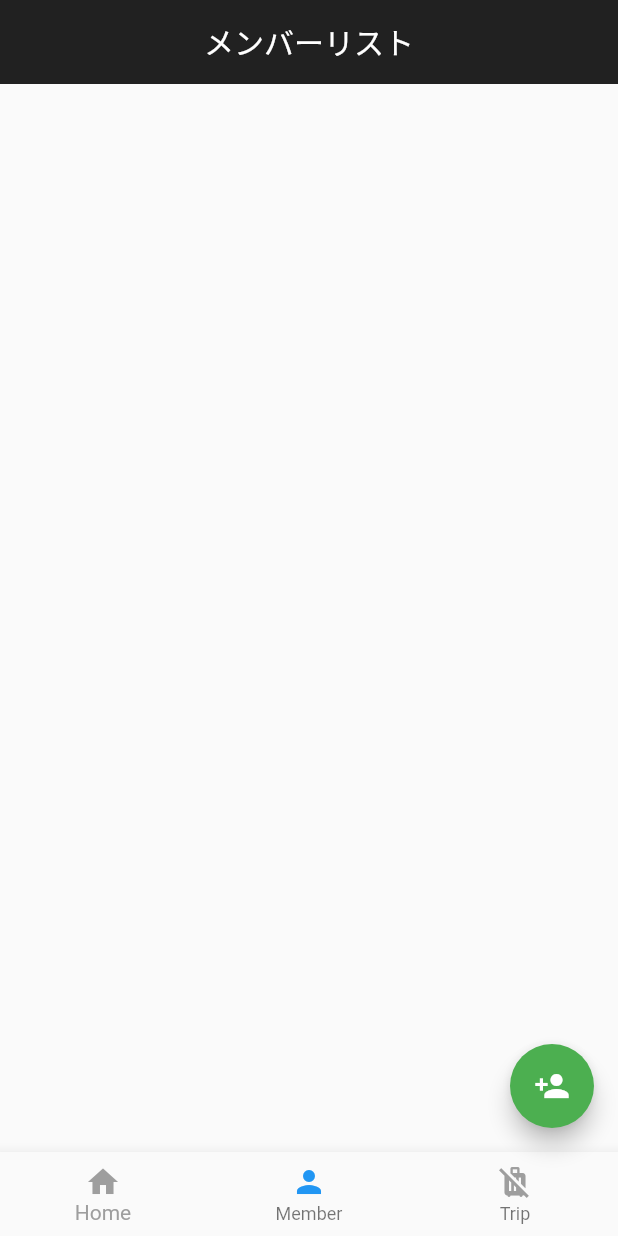
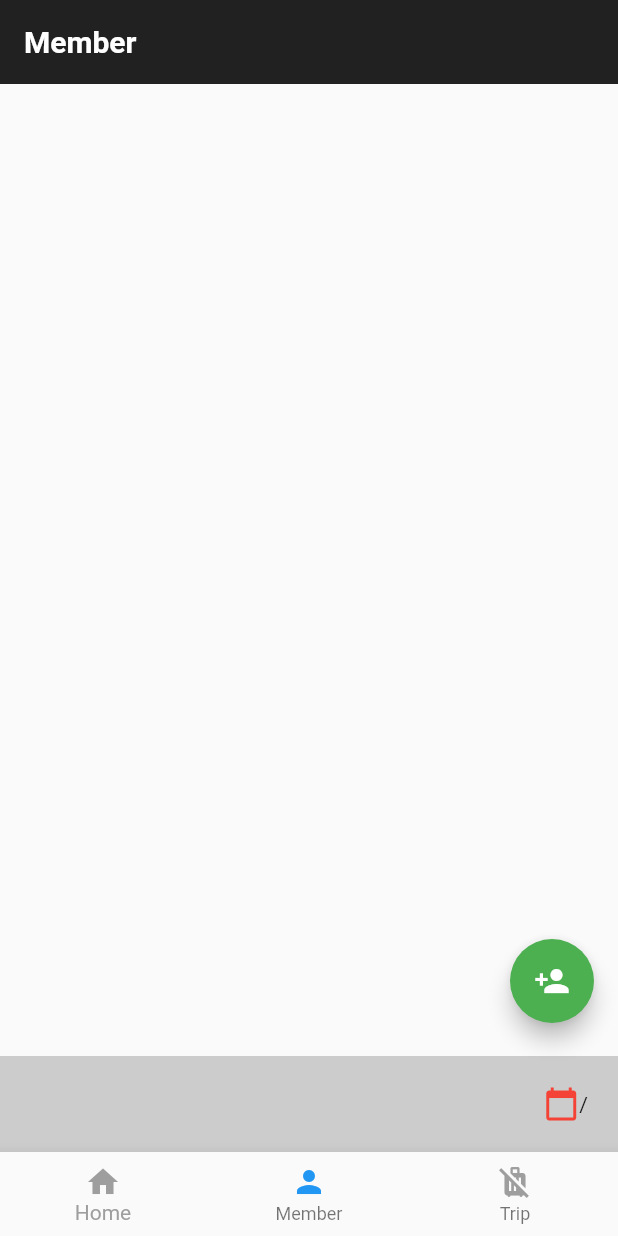
Before and after one commit to y0303noki/minwari, a Flutter app: the screen it shows after launch, item 2 of the bottom bar chosen, on a phone screen of 412 x 824 dp. Run offline on Flutter 3.47's test engine with Material 2 defaults, Android fonts, the phone set to English and light mode, and no system bars; our stand-ins replace shared_preferences.

Commit message:
洗濯中のtripは下にいどう

```diff
--- a/lib/footer/footer.dart
+++ b/lib/footer/footer.dart
@@ -16,14 +16,16 @@ class Footer extends StatelessWidget {
       footerType = 'Home';
     }
     return BottomNavigationBar(
+//      backgroundColor: Colors.green.withOpacity(0.3),
       fixedColor: Colors.grey,
       items: [
         BottomNavigationBarItem(
-            icon: Icon(
-              Icons.home,
-              color: footerType == 'Home' ? Colors.blue : Colors.grey,
-            ),
-            label: 'Home'),
+          icon: Icon(
+            Icons.home,
+            color: footerType == 'Home' ? Colors.blue : Colors.grey,
+          ),
+          label: 'Home',
+        ),
         BottomNavigationBarItem(
           icon: Icon(
             Icons.person,
@@ -41,6 +43,7 @@ class Footer extends StatelessWidget {
       ],
       currentIndex: _selectedIndex,
       onTap: (int index) {
+        _selectedIndex = index;
         if (index == 0) {
           this.footerNavigationService.setFooterType('Home');
           Navigator.pushReplacement(
--- a/lib/footer/footer_navigation_model.dart
+++ b/lib/footer/footer_navigation_model.dart
@@ -5,6 +5,7 @@ class FooterNavigationService {
       FooterNavigationService._internal();
 
   String _footerType;
+  int _currentIndex = 0;
 
   FooterNavigationService._internal();
 
@@ -21,5 +22,6 @@ class FooterNavigationService {
 
   void setFooterType(String footerType) {
     this._footerType = footerType;
+    this._currentIndex = 1;
   }
 }
--- /dev/null
+++ b/lib/footer/trip_footer.dart
@@ -0,0 +1,58 @@
+import 'package:flutter/material.dart';
+import 'package:trip_money_local/domain/db_table/trip.dart';
+
+class TripFooter extends StatelessWidget {
+  TripFooter(this.selectedTrip);
+  Trip selectedTrip;
+  @override
+  Widget build(BuildContext context) {
+    String eventAtMonth = '';
+    String eventAtDate = '';
+    if (selectedTrip != null) {
+      List<String> eventAtList = selectedTrip.eventAt.split('-');
+      eventAtMonth = eventAtList[1];
+      eventAtDate = eventAtList[2];
+    }
+    return Container(
+      decoration: BoxDecoration(
+        color: Colors.grey.withOpacity(0.5),
+      ),
+      padding: const EdgeInsets.all(20),
+      child: Row(
+        children: [
+          Expanded(
+            /*1*/
+            child: Column(
+              crossAxisAlignment: CrossAxisAlignment.start,
+              children: [
+                /*2*/
+                Container(
+//                  padding: const EdgeInsets.only(bottom: 8),
+                  child: Text(
+                    selectedTrip != null ? selectedTrip.name : '',
+                    style: TextStyle(
+                      fontWeight: FontWeight.bold,
+                      fontSize: 20,
+                      color: Colors.black,
+                    ),
+                  ),
+                ),
+              ],
+            ),
+          ),
+          /*3*/
+          Icon(
+            Icons.calendar_today,
+            color: Colors.red,
+          ),
+          Text(
+            '$eventAtMonth/$eventAtDate',
+            style: TextStyle(
+              fontSize: 14,
+            ),
+          ),
+        ],
+      ),
+    );
+  }
+}
--- a/lib/home/home.dart
+++ b/lib/home/home.dart
@@ -8,6 +8,7 @@ import 'package:trip_money_local/domain/db_table/member.dart';
 import 'package:trip_money_local/domain/db_table/switchType.dart';
 import 'package:trip_money_local/domain/db_table/trip.dart';
 import 'package:trip_money_local/footer/footer.dart';
+import 'package:trip_money_local/footer/trip_footer.dart';
 import 'package:trip_money_local/member/add_member_model.dart';
 import 'package:trip_money_local/member/member_list_page.dart';
 import 'package:trip_money_local/trip/trip_list_page.dart';
@@ -46,41 +47,34 @@ class HomePage extends StatelessWidget {
 
           return Scaffold(
             appBar: AppBar(
-              actions: [
-                IconButton(icon: Icon(Icons.settings), onPressed: () async {}),
-              ],
+              centerTitle: false,
+// そのうち設定アイコンに機能を持たせる
+//              actions: [
+//                IconButton(icon: Icon(Icons.settings), onPressed: () async {}),
+//              ],
               title: Text(
-                'ホーム',
+                'Home',
+                style: TextStyle(
+                  fontWeight: FontWeight.bold,
+                  fontSize: 20,
+                ),
               ),
               backgroundColor: Colors.black87,
-              centerTitle: true,
               elevation: 0.0,
             ),
             body: Column(
               children: [
-                Padding(
-                  padding: EdgeInsets.all(16.0),
-                  child: Text(
-                    selectedTrip == null ? '' : selectedTrip.name,
-                    style: TextStyle(
-                      fontWeight: FontWeight.bold,
-                      fontSize: 20,
-                      color: Colors.black,
-                    ),
-                  ),
-                ),
                 Row(
                     mainAxisAlignment: MainAxisAlignment.spaceBetween,
                     children: [
                       Expanded(
                         child: RaisedButton(
-                          child: const Text('未精算'),
+                          child: const Text('TODO'),
                           color: this.switchType == SwitchType.UN_PAID
                               ? Colors.white70
                               : Colors.white,
                           shape: Border(
                             bottom: BorderSide(color: Colors.orange),
-                            right: BorderSide(color: Colors.grey),
                           ),
                           onPressed: () {
                             switchButtonService
@@ -91,13 +85,12 @@ class HomePage extends StatelessWidget {
                       ),
                       Expanded(
                         child: RaisedButton(
-                          child: const Text('精算済み'),
+                          child: const Text('DONE'),
                           color: this.switchType == SwitchType.PAID
                               ? Colors.white70
                               : Colors.white,
                           shape: Border(
                             bottom: BorderSide(color: Colors.green),
-                            right: BorderSide(color: Colors.grey),
                           ),
                           onPressed: () {
                             switchButtonService.setSwitchType(SwitchType.PAID);
@@ -107,7 +100,7 @@ class HomePage extends StatelessWidget {
                       ),
                       Expanded(
                         child: RaisedButton(
-                          child: const Text('全て'),
+                          child: const Text('ALL'),
                           color: this.switchType == SwitchType.All
                               ? Colors.white70
                               : Colors.white,
@@ -134,10 +127,13 @@ class HomePage extends StatelessWidget {
                       children: listTiles,
                     ),
                   ),
-                )
+                ),
+                TripFooter(selectedTrip),
               ],
             ),
-            floatingActionButton: FloatingActionButton(
+            floatingActionButton: Container(
+              margin: EdgeInsets.only(bottom: 70.0),
+              child: FloatingActionButton(
                 onPressed: () async {
                   List<Member> members =
                       await AddUpdateMemberModel().getMembers();
@@ -155,6 +151,7 @@ class HomePage extends StatelessWidget {
                 },
                 child: Icon(Icons.add),
                 backgroundColor: Colors.green,
+              ),
             ),
             bottomNavigationBar: Footer(),
 
--- a/lib/member/member_list_page.dart
+++ b/lib/member/member_list_page.dart
@@ -2,6 +2,7 @@ import 'package:flutter/material.dart';
 import 'package:provider/provider.dart';
 import 'package:trip_money_local/domain/db_table/member.dart';
 import 'package:trip_money_local/footer/footer.dart';
+import 'package:trip_money_local/footer/trip_footer.dart';
 import 'package:trip_money_local/member/add_member_model.dart';
 import 'package:trip_money_local/member/add_member_page.dart';
 
@@ -24,24 +25,20 @@ class MemberListPage extends StatelessWidget {
             appBar: AppBar(
               actions: [],
               title: Text(
-                'メンバーリスト',
+                'Member',
+                style: TextStyle(
+                  fontWeight: FontWeight.bold,
+                  fontSize: 20,
+                ),
               ),
               backgroundColor: Colors.black87,
-              centerTitle: true,
+              centerTitle: false,
               elevation: 0.0,
             ),
             body: Column(
               children: [
                 Padding(
-                  padding: EdgeInsets.all(16.0),
-                  child: Text(
-                    model.selectedTrip == null ? '' : model.selectedTrip.name,
-                    style: TextStyle(
-                      fontWeight: FontWeight.bold,
-                      fontSize: 20,
-                      color: Colors.black,
-                    ),
-                  ),
+                  padding: EdgeInsets.all(10.0),
                 ),
                 Row(
                   mainAxisAlignment: MainAxisAlignment.spaceBetween,
@@ -52,10 +49,13 @@ class MemberListPage extends StatelessWidget {
                   child: ListView(
                     children: listTiles,
                   ),
-                )
+                ),
+                TripFooter(model.selectedTrip),
               ],
             ),
-            floatingActionButton: FloatingActionButton(
+            floatingActionButton: Container(
+              margin: EdgeInsets.only(bottom: 70.0),
+              child: FloatingActionButton(
                 onPressed: () {
                   if (listTiles.length >= 11) {
                     showDialog(
@@ -89,6 +89,7 @@ class MemberListPage extends StatelessWidget {
                 },
                 child: Icon(Icons.person_add),
                 backgroundColor: Colors.green,
+              ),
             ),
             bottomNavigationBar: Footer(),
           );
--- a/lib/trip/add_trip_model.dart
+++ b/lib/trip/add_trip_model.dart
@@ -15,7 +15,8 @@ class AddUpdateTripModel extends ChangeNotifier {
 
   Future createSampleTrip() async {
     final SharedPreferences prefs = await SharedPreferences.getInstance();
-    final String now = DateTime.now().toString();
+    final DateTime nowDate = DateTime.now();
+    final String now = '${nowDate.year}-12-31';
     Trip sampleTrip = Trip(
         id: Uuid().v1(),
         name: 'サンプル旅',
--- a/lib/trip/trip_list_page.dart
+++ b/lib/trip/trip_list_page.dart
@@ -3,6 +3,7 @@ import 'package:provider/provider.dart';
 import 'package:trip_money_local/domain/db_table/trip.dart';
 import 'package:trip_money_local/footer/footer.dart';
 import 'package:trip_money_local/footer/footer_navigation_model.dart';
+import 'package:trip_money_local/footer/trip_footer.dart';
 import 'package:trip_money_local/home/home.dart';
 import 'package:trip_money_local/trip/add_trip_model.dart';
 import 'package:trip_money_local/trip/add_trip_page.dart';
@@ -35,26 +36,20 @@ class TripListPage extends StatelessWidget {
             appBar: AppBar(
               actions: [],
               title: Text(
-                '旅リスト',
+                'Trip',
+                style: TextStyle(
+                  fontWeight: FontWeight.bold,
+                  fontSize: 20,
+                ),
               ),
               backgroundColor: Colors.black87,
-              centerTitle: true,
+              centerTitle: false,
               elevation: 0.0,
             ),
             body: Column(
               children: [
                 Padding(
-                  padding: EdgeInsets.all(16.0),
-                  child: Text(
-                    model.selectedTripFromTrip == null
-                        ? '読み込み中...'
-                        : model.selectedTripFromTrip.name,
-                    style: TextStyle(
-                      fontWeight: FontWeight.bold,
-                      fontSize: 20,
-                      color: Colors.black,
-                    ),
-                  ),
+                  padding: EdgeInsets.all(10.0),
                 ),
                 Row(
                   mainAxisAlignment: MainAxisAlignment.spaceBetween,
@@ -63,10 +58,13 @@ class TripListPage extends StatelessWidget {
                 ),
                 Expanded(
                   child: listTiles ?? Container(),
-                )
+                ),
+                TripFooter(model.selectedTripFromTrip),
               ],
             ),
-            floatingActionButton: FloatingActionButton(
+            floatingActionButton: Container(
+              margin: EdgeInsets.only(bottom: 70.0),
+              child: FloatingActionButton(
                 onPressed: () {
                   if (tripList.length >= 5) {
                     showDialog(
@@ -100,6 +98,7 @@ class TripListPage extends StatelessWidget {
                 },
                 child: Icon(Icons.add_box),
                 backgroundColor: Colors.green,
+              ),
             ),
             bottomNavigationBar: Footer(),
           );
```
Also changed, not shown: 1 other file. Lines whose indentation alone changed are shown as unchanged.
